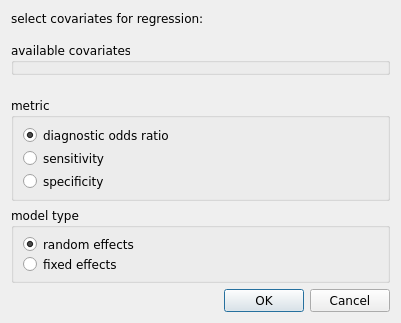
The window that src/forms/cov_reg_dlg2.ui (AliSalman-et-al/openmeta-analyst-community) describes before a commit, drawn with Qt 5.
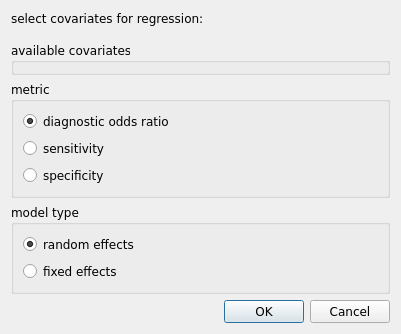
The same window after the commit. Icons and pictures are not drawn.

What changed in the file:
```diff
--- a/src/forms/cov_reg_dlg2.ui
+++ b/src/forms/cov_reg_dlg2.ui
@@ -68,12 +68,6 @@
    </item>
    <item>
     <widget class="QGroupBox" name="diagnostic_group_box">
-     <property name="minimumSize">
-      <size>
-       <width>0</width>
-       <height>50</height>
-      </size>
-     </property>
      <property name="title">
       <string>metric</string>
      </property>
@@ -110,12 +104,6 @@
    </item>
    <item>
     <widget class="QGroupBox" name="groupBox">
-     <property name="minimumSize">
-      <size>
-       <width>0</width>
-       <height>50</height>
-      </size>
-     </property>
      <property name="title">
       <string>model type</string>
      </property>
```
